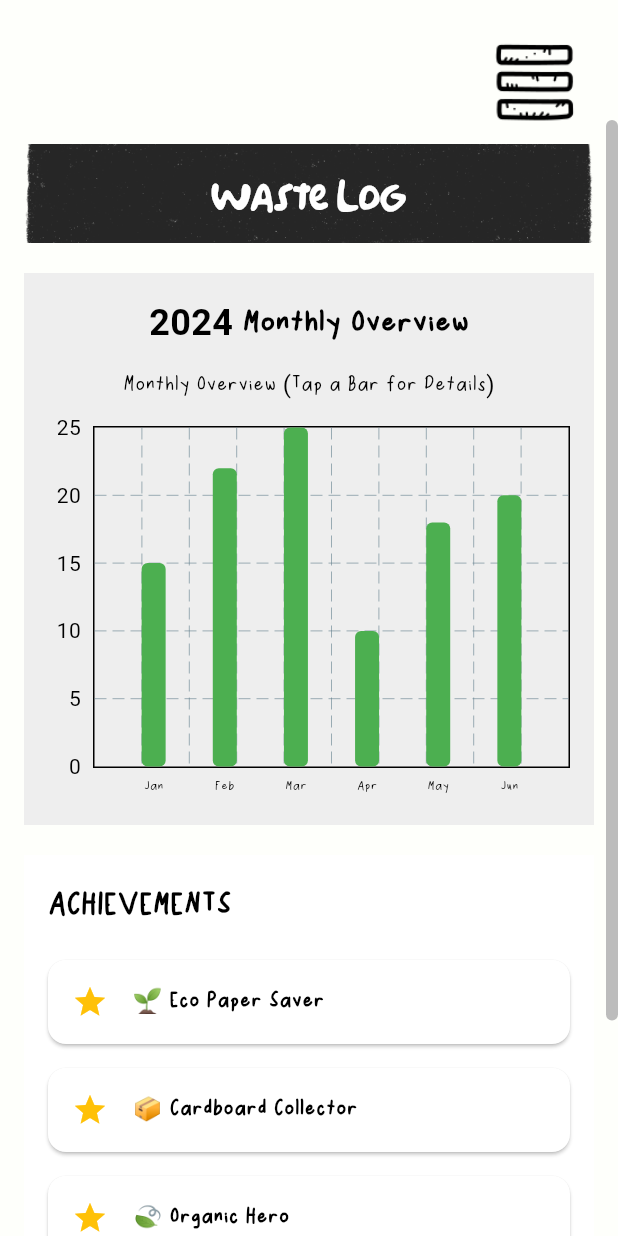
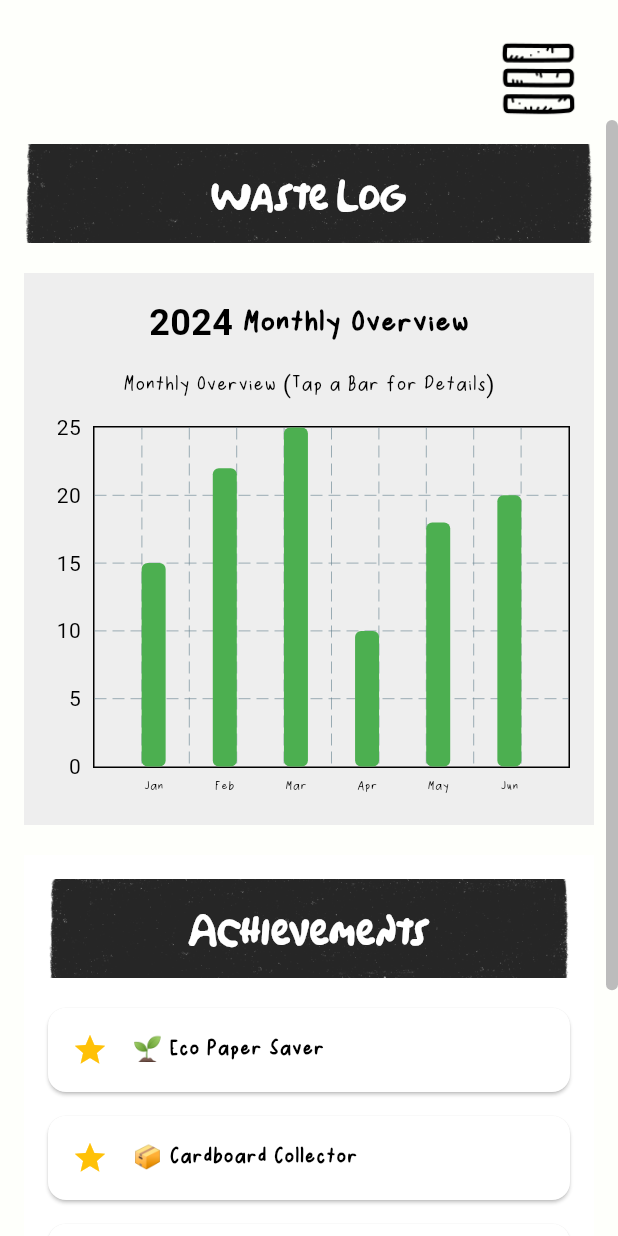
Before and after one commit to clarissachng/trash_classifier, a Flutter app: the OverviewPage screen opened by its route, on a phone screen of 412 x 824 dp. Run offline on Flutter 3.47's test engine with Material 3 defaults, Android fonts, the light colour scheme and no system bars; drawn by our look-alikes of fl_chart; our stand-ins replace camera.

Commit message:
change achievement

```diff
--- a/lib/overview_page.dart
+++ b/lib/overview_page.dart
@@ -199,9 +199,25 @@ class _OverviewPageState extends State<OverviewPage> {
                       child: Column(
                         crossAxisAlignment: CrossAxisAlignment.start,
                         children: [
-                          const Text(
-                            'ACHIEVEMENTS',
-                            style: TextStyle(fontSize: 24, fontWeight: FontWeight.bold),
+                          Container(
+                            decoration: BoxDecoration(
+                              image: DecorationImage(
+                                image: AssetImage('assets/widgets/black-btn.png'),
+                                fit: BoxFit.cover,
+                              ),
+                            ),
+                            padding: const EdgeInsets.all(16),
+                            child: const Center(
+                              child: Text(
+                                'Achievements',
+                                style: TextStyle(
+                                  fontFamily: 'Simpsonfont',
+                                  fontSize: 24,
+                                  fontWeight: FontWeight.bold,
+                                  color: Colors.white,
+                                ),
+                              ),
+                            ),
                           ),
                           const SizedBox(height: 12),
                           if (achievements.isEmpty)
@@ -245,7 +261,7 @@ class _OverviewPageState extends State<OverviewPage> {
                 child: IconButton(
                   icon: Image.asset(
                     'assets/widgets/menu-icon.png',
-                    width: 75, // Keep the size
+                    width: 70, // Keep the size
                   ),
                   onPressed: () => _navigateToDrawer(context),
                 ),
@@ -262,7 +278,7 @@ class _OverviewPageState extends State<OverviewPage> {
                 child: IconButton(
                   icon: Image.asset(
                     'assets/icon/settings-icon.png',
-                    height: 75,
+                    height: 70,
                   ),
                   onPressed: () => _navigateToSettings(context),
                 ),
```
